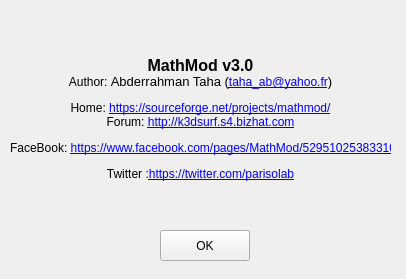
Before: the Qt Designer form trunk/ui_forms/about.ui in parisolab/mathmod, drawn with Qt 5.
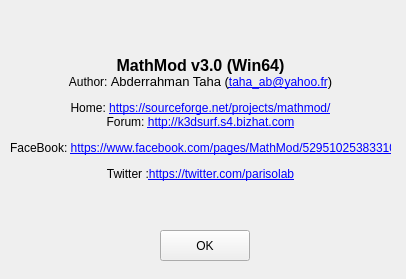
After: the same form once the commit is applied.

Patch:
```diff
--- a/trunk/ui_forms/about.ui
+++ b/trunk/ui_forms/about.ui
@@ -26,7 +26,7 @@
     <font/>
    </property>
    <property name="text">
-    <string>&lt;html&gt;&lt;head/&gt;&lt;body&gt;&lt;p align=&quot;center&quot;&gt;&lt;span style=&quot; font-size:12pt; font-weight:600;&quot;&gt;MathMod v3.0&lt;/span&gt;&lt;br/&gt;Author: &lt;span style=&quot; font-size:10pt;&quot;&gt;Abderrahman Taha (&lt;/span&gt;&lt;a href=&quot;taha_ab@yahoo.fr&quot;&gt;&lt;span style=&quot; text-decoration: underline; color:#0000ff;&quot;&gt;taha_ab@yahoo.fr&lt;/span&gt;&lt;/a&gt;&lt;span style=&quot; font-size:10pt;&quot;&gt;)&lt;/span&gt;&lt;/p&gt;&lt;p align=&quot;center&quot;&gt;Home: &lt;a href=&quot;https://sourceforge.net/projects/mathmod/&quot;&gt;&lt;span style=&quot; text-decoration: underline; color:#0000ff;&quot;&gt;https://sourceforge.net/projects/mathmod/&lt;/span&gt;&lt;/a&gt;&lt;br/&gt;Forum: &lt;a href=&quot;http://k3dsurf.s4.bizhat.com&quot;&gt;&lt;span style=&quot; text-decoration: underline; color:#0000ff;&quot;&gt;http://k3dsurf.s4.bizhat.com&lt;/span&gt;&lt;/a&gt;&lt;/p&gt;&lt;p align=&quot;center&quot;&gt;FaceBook: &lt;a href=&quot;https://www.facebook.com/pages/MathMod/529510253833102&quot;&gt;&lt;span style=&quot; text-decoration: underline; color:#0000ff;&quot;&gt;https://www.facebook.com/pages/MathMod/529510253833102&lt;/span&gt;&lt;/a&gt;&lt;/p&gt;&lt;p align=&quot;center&quot;&gt;Twitter :&lt;a href=&quot;https://twitter.com/parisolab&quot;&gt;&lt;span style=&quot; text-decoration: underline; color:#0000ff;&quot;&gt;https://twitter.com/parisolab&lt;/span&gt;&lt;/a&gt;&lt;br/&gt;&lt;/p&gt;&lt;/body&gt;&lt;/html&gt;</string>
+    <string>&lt;html&gt;&lt;head/&gt;&lt;body&gt;&lt;p align=&quot;center&quot;&gt;&lt;span style=&quot; font-size:12pt; font-weight:600;&quot;&gt;MathMod v3.0 (Win64)&lt;/span&gt;&lt;br/&gt;Author: &lt;span style=&quot; font-size:10pt;&quot;&gt;Abderrahman Taha (&lt;/span&gt;&lt;a href=&quot;taha_ab@yahoo.fr&quot;&gt;&lt;span style=&quot; text-decoration: underline; color:#0000ff;&quot;&gt;taha_ab@yahoo.fr&lt;/span&gt;&lt;/a&gt;&lt;span style=&quot; font-size:10pt;&quot;&gt;)&lt;/span&gt;&lt;/p&gt;&lt;p align=&quot;center&quot;&gt;Home: &lt;a href=&quot;https://sourceforge.net/projects/mathmod/&quot;&gt;&lt;span style=&quot; text-decoration: underline; color:#0000ff;&quot;&gt;https://sourceforge.net/projects/mathmod/&lt;/span&gt;&lt;/a&gt;&lt;br/&gt;Forum: &lt;a href=&quot;http://k3dsurf.s4.bizhat.com&quot;&gt;&lt;span style=&quot; text-decoration: underline; color:#0000ff;&quot;&gt;http://k3dsurf.s4.bizhat.com&lt;/span&gt;&lt;/a&gt;&lt;/p&gt;&lt;p align=&quot;center&quot;&gt;FaceBook: &lt;a href=&quot;https://www.facebook.com/pages/MathMod/529510253833102&quot;&gt;&lt;span style=&quot; text-decoration: underline; color:#0000ff;&quot;&gt;https://www.facebook.com/pages/MathMod/529510253833102&lt;/span&gt;&lt;/a&gt;&lt;/p&gt;&lt;p align=&quot;center&quot;&gt;Twitter :&lt;a href=&quot;https://twitter.com/parisolab&quot;&gt;&lt;span style=&quot; text-decoration: underline; color:#0000ff;&quot;&gt;https://twitter.com/parisolab&lt;/span&gt;&lt;/a&gt;&lt;br/&gt;&lt;/p&gt;&lt;/body&gt;&lt;/html&gt;</string>
    </property>
    <property name="wordWrap">
     <bool>false</bool>
```
